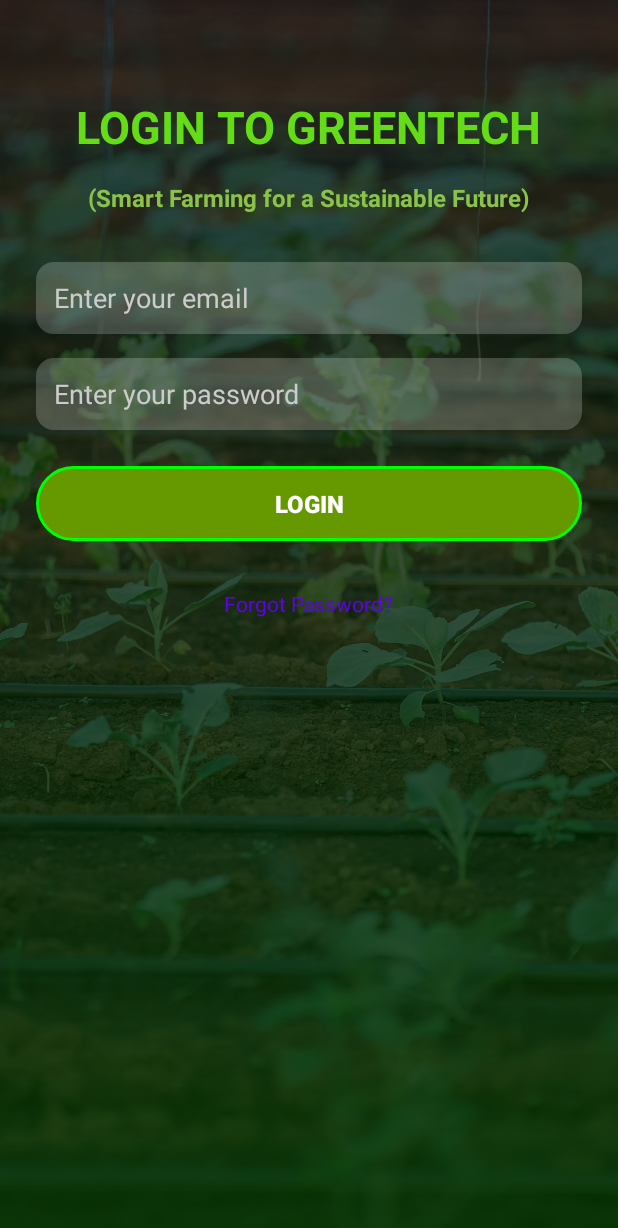
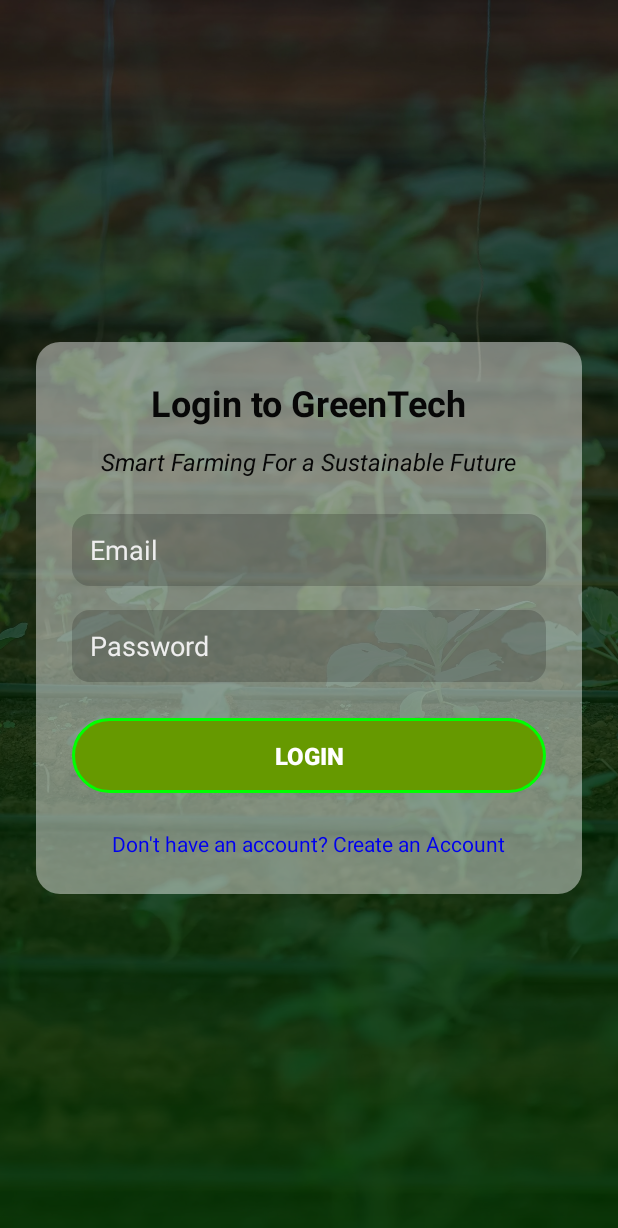
Before and after one commit to kim214/GreenTech_App, an Android app built with Jetpack Compose: the MainActivity screen opened directly, with no data from a screen before it, on a phone screen of 412 x 824 dp. Shown: the top 1228 px of the screen. Run offline under Robolectric (Android 15) with nearby library versions, the phone set to English and light mode, and no system bars.

Commit message:
updated GreenTech

```diff
--- a/app/src/main/java/DashboardActivity.kt
+++ b/app/src/main/java/DashboardActivity.kt
@@ -21,7 +21,8 @@
     private lateinit var binding: ActivityDashboardBinding
 
     private lateinit var mqttClient: MqttClient
-    private val mqttBrokerUrl = "tcp://192.168.209.124:1883"
+    private val mqttBrokerUrl = "tcp://192.168.1.107:1883"
+
 
     private val temperatureTopic = "greenhouse/temperature"
     private val soilMoistureTopic = "greenhouse/soilMoisturePercent" // Updated topic
--- a/app/src/main/java/com/example/greentechlogin/MainActivity.kt
+++ b/app/src/main/java/com/example/greentechlogin/MainActivity.kt
@@ -19,7 +19,6 @@
     private lateinit var passwordInput: EditText
     private lateinit var loginBtn: Button
     private lateinit var signupLink: TextView
-    private lateinit var forgotPasswordLink: TextView
 
     override fun onCreate(savedInstanceState: Bundle?) {
         super.onCreate(savedInstanceState)
@@ -34,7 +33,7 @@
         emailInput = findViewById(R.id.emailInput)
         passwordInput = findViewById(R.id.passwordInput)
         loginBtn = findViewById(R.id.loginBtn)
-        forgotPasswordLink = findViewById(R.id.forgotPasswordLink)
+
 
         loginBtn.setOnClickListener {
             val email = emailInput.text.toString().trim()
@@ -73,8 +72,6 @@
         }
 
 
-        forgotPasswordLink.setOnClickListener {
-            startActivity(Intent(this, ResetPasswordActivity::class.java))
-        }
+
     }
 }
--- /dev/null
+++ b/app/src/main/res/drawable/glass_card_bg.xml
@@ -0,0 +1,5 @@
+<shape xmlns:android="http://schemas.android.com/apk/res/android"
+    android:shape="rectangle">
+    <solid android:color="#70FFFFFF"/> <!-- Semi-transparent white -->
+    <corners android:radius="16dp"/>
+</shape>
--- a/app/src/main/res/drawable/rounded_edittext.xml
+++ b/app/src/main/res/drawable/rounded_edittext.xml
@@ -1,5 +1,5 @@
 <shape xmlns:android="http://schemas.android.com/apk/res/android"
     android:shape="rectangle">
-    <solid android:color="#33FFFFFF"/> <!-- 20% white -->
+    <solid android:color="#330B0B0B"/> <!-- 20% white -->
     <corners android:radius="12dp"/>
 </shape>
--- a/app/src/main/res/layout/activity_main.xml
+++ b/app/src/main/res/layout/activity_main.xml
@@ -3,7 +3,6 @@
     android:layout_width="match_parent"
     android:layout_height="match_parent">
 
-    <!-- Background Image -->
     <ImageView
         android:layout_width="match_parent"
         android:layout_height="match_parent"
@@ -15,84 +14,90 @@
         android:layout_width="match_parent"
         android:layout_height="match_parent"
         android:background="@drawable/gradient_overlay_dark" />
-    <!-- Content on top -->
-    <ScrollView
+
+
+    <!-- Semi-transparent glass effect card -->
+    <LinearLayout
         android:layout_width="match_parent"
         android:layout_height="match_parent"
-        android:padding="24dp">
+        android:gravity="center"
+        android:padding="24dp"
+        android:orientation="vertical">
 
         <LinearLayout
             android:layout_width="match_parent"
             android:layout_height="wrap_content"
-            android:gravity="center"
             android:orientation="vertical"
-            android:paddingTop="40dp">
+            android:padding="24dp"
+            android:background="@drawable/glass_card_bg"
+            android:elevation="10dp">
 
             <TextView
-                android:id="@+id/title"
                 android:layout_width="wrap_content"
                 android:layout_height="wrap_content"
-                android:layout_marginBottom="16dp"
-                android:text="LOGIN TO GREENTECH"
-                android:textColor="#64DD17"
-                android:textSize="30sp"
-                android:textStyle="bold" />
+                android:text="Login to GreenTech"
+                android:textSize="24sp"
+                android:textStyle="bold"
+                android:textColor="#070707"
+                android:layout_gravity="center"
+                android:layout_marginBottom="12dp" />
 
             <TextView
-                android:id="@+id/description"
                 android:layout_width="wrap_content"
                 android:layout_height="wrap_content"
-                android:layout_marginBottom="32dp"
-                android:text="(Smart Farming for a Sustainable Future)"
-                android:textColor="#8BC34A"
+                android:text="Smart Farming For a Sustainable Future"
                 android:textSize="16sp"
-                android:textStyle="bold" />
+                android:textStyle="italic"
+                android:textColor="#070707"
+                android:layout_gravity="center"
+                android:layout_marginBottom="24dp" />
 
             <EditText
                 android:id="@+id/emailInput"
                 android:layout_width="match_parent"
                 android:layout_height="48dp"
-                android:layout_marginBottom="16dp"
-                android:background="@drawable/rounded_edittext"
-                android:hint="Enter your email"
+                android:hint="Email"
                 android:inputType="textEmailAddress"
                 android:padding="12dp"
-                android:textColor="#FDFBFB"
-                android:textColorHint="#CCCCCC" />
+                android:textColor="#FFFFFF"
+                android:textColorHint="#EEEEEE"
+                android:background="@drawable/rounded_edittext"
+                android:layout_marginBottom="16dp" />
 
             <EditText
                 android:id="@+id/passwordInput"
                 android:layout_width="match_parent"
                 android:layout_height="48dp"
-                android:layout_marginBottom="24dp"
-                android:background="@drawable/rounded_edittext"
-                android:hint="Enter your password"
+                android:hint="Password"
                 android:inputType="textPassword"
                 android:padding="12dp"
-                android:textColor="#FDFBFB"
-                android:textColorHint="#CCCCCC" />
+                android:textColor="#FFFFFF"
+                android:textColorHint="#EEEEEE"
+                android:background="@drawable/rounded_edittext"
+                android:layout_marginBottom="24dp" />
 
             <Button
                 android:id="@+id/loginBtn"
                 android:layout_width="match_parent"
                 android:layout_height="wrap_content"
-                android:text="LOGIN"
+                android:text="Login"
                 android:textSize="16sp"
                 android:textStyle="bold"
+                android:textColor="@android:color/white"
                 android:background="@drawable/button_glow_bg"
-                android:textColor="@android:color/white"
                 android:padding="14dp"
-                android:layout_marginBottom="24dp" />
+                android:layout_marginBottom="16dp" />
 
             <TextView
-                android:id="@+id/forgotPasswordLink"
+                android:id="@+id/SignupLink"
                 android:layout_width="wrap_content"
                 android:layout_height="wrap_content"
-                android:text="Forgot Password?"
-                android:textColor="@color/purple_500"
+                android:text="Don't have an account? Create an Account"
+                android:textColor="#0000EE"
+                android:textSize="14sp"
                 android:layout_gravity="center"
                 android:paddingTop="8dp" />
 
         </LinearLayout>
-    </ScrollView>
+    </LinearLayout>
 </FrameLayout>
```
Also changed, not shown: app/src/main/res/layout/activity_dashboard.xml (+20 -5 lines), app/src/main/res/layout/activity_signup.xml (+27 -27 lines), app/src/main/java/SignupActivity.kt (line endings or trailing spaces), 1 other file.
